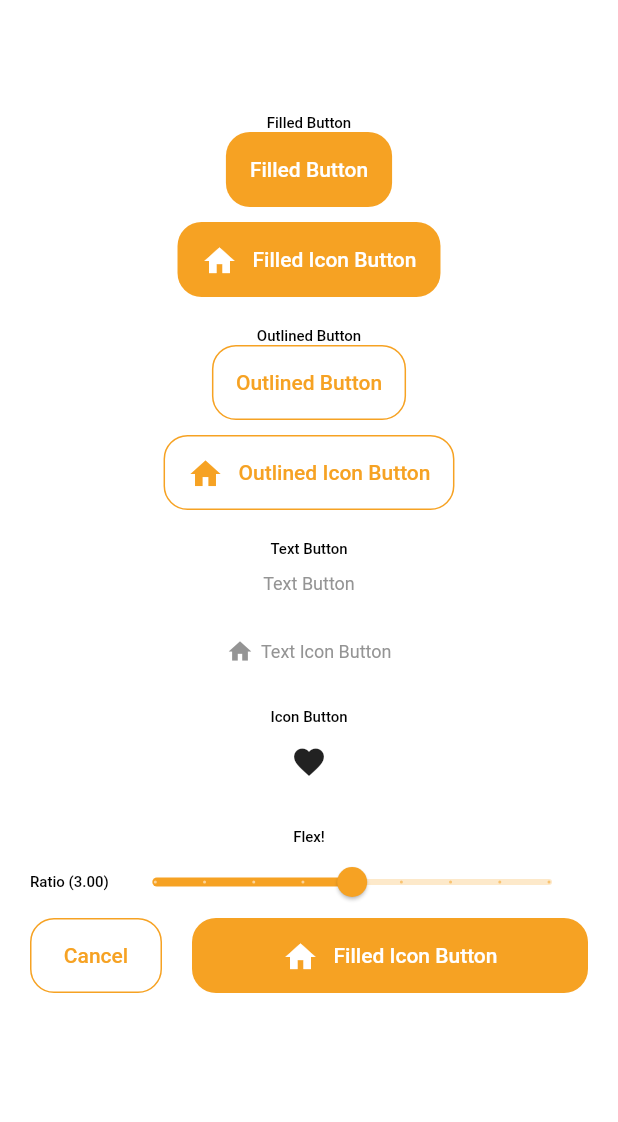
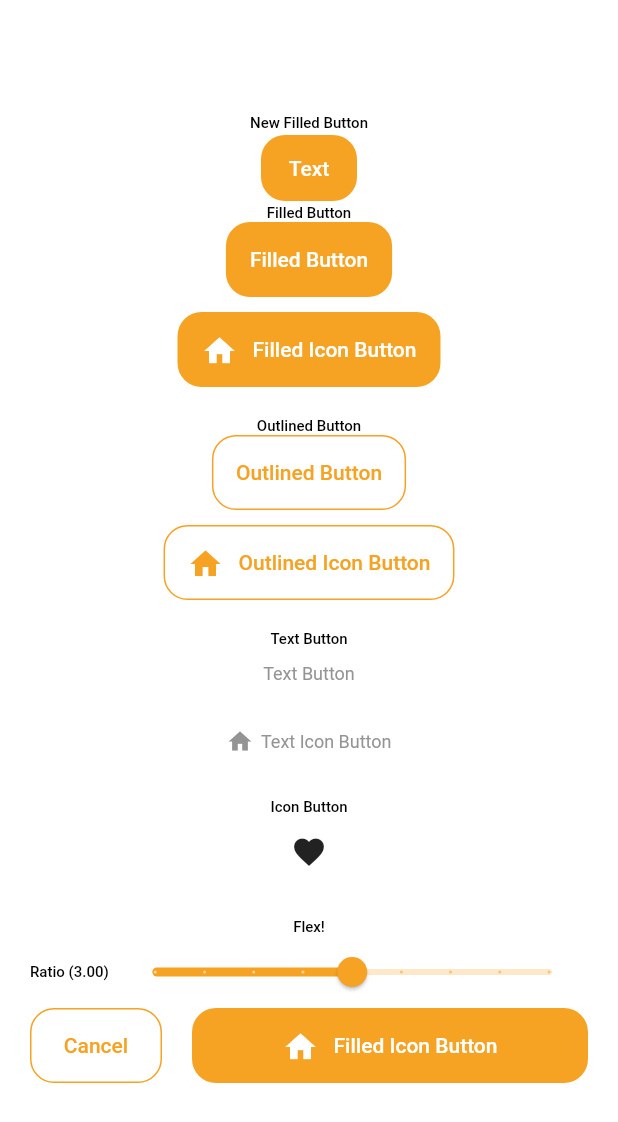
Before and after one commit to FydezCorp/fydez_elements, a Flutter app: the ButtonDemoPage screen opened by its route, on a phone screen of 412 x 824 dp. Shown: the top 1122 px of the screen. Run offline on Flutter 3.47's test engine with Material 2 defaults, Android fonts, the phone set to English and light mode, and no system bars; our stand-ins replace flutter_bloc, go_router, iconsax; Roboto replaces fonts that are missing (Poppins).

Commit message:
add structure

```diff
--- a/example/lib/button/buttons_demo_page.dart
+++ b/example/lib/button/buttons_demo_page.dart
@@ -1,4 +1,5 @@
 import 'package:flutter/material.dart';
+import 'package:fydez_elements/button/button_options.dart';
 import 'package:fydez_elements/fydez_elements.dart';
 
 import '../gap.dart';
@@ -23,6 +24,13 @@ class _ButtonDemoPageState extends State<ButtonDemoPage> {
             width: double.infinity,
             child: Column(
               children: [
+                const Text('New Filled Button'),
+                FyButtonFactory.fromStyle(
+                        DesignSystem.material, ButtonDesignStyle.filled)
+                    .createButton(
+                        () {},
+                        FilledButtonOptions(
+                            backgroundColor: Colors.red, text: 'Text')),
                 const Text('Filled Button'),
                 FyButton.filled(
                   context,
--- /dev/null
+++ b/lib/button/button_options.dart
@@ -0,0 +1,19 @@
+import 'dart:ui';
+
+class ButtonOptions {}
+
+class FilledButtonOptions extends ButtonOptions {
+  final Color backgroundColor;
+  final String text;
+  FilledButtonOptions({
+    required this.backgroundColor,
+    required this.text,
+  });
+}
+
+class OutLinedButtonOptions extends ButtonOptions {
+  final Color boarderColor;
+  OutLinedButtonOptions({
+    required this.boarderColor,
+  });
+}
--- a/lib/button/fy_button.dart
+++ b/lib/button/fy_button.dart
@@ -1,3 +1,4 @@
+
 import 'package:flutter/material.dart';
 
 import 'widgets/fy_elevated_button.dart';
--- /dev/null
+++ b/lib/button/fy_button_factory.dart
@@ -0,0 +1,29 @@
+import 'package:flutter/material.dart';
+import 'package:fydez_elements/button/button_options.dart';
+import 'package:fydez_elements/enum/button_design_style.dart';
+import 'package:fydez_elements/enum/design_system.dart';
+import 'material_filled_button.dart';
+
+abstract class FyButtonFactory {
+  static final Map<String, Map<String, FyButtonFactory>> _factories = {
+    'material': {
+      'filled': MaterialFilledButton(),
+      'outlined': MaterialFilledButton(),
+      'icon': MaterialFilledButton(),
+      'text': MaterialFilledButton(),
+    },
+    'airbnb': {
+      'filled': MaterialFilledButton(),
+      'outlined': MaterialFilledButton(),
+      'icon': MaterialFilledButton(),
+      'text': MaterialFilledButton(),
+    },
+  };
+  static FyButtonFactory fromStyle(
+      DesignSystem designSystem, ButtonDesignStyle style) {
+    FyButtonFactory factory = _factories[designSystem.value]![style.value]!;
+    return factory;
+  }
+
+  Widget createButton(VoidCallback onPressed, ButtonOptions options);
+}
--- /dev/null
+++ b/lib/button/material_filled_button.dart
@@ -0,0 +1,11 @@
+import 'package:flutter/material.dart';
+import 'package:fydez_elements/button/button_options.dart';
+import 'package:fydez_elements/button/fy_button_factory.dart';
+
+class MaterialFilledButton extends FyButtonFactory {
+  @override
+  Widget createButton(VoidCallback onPressed, ButtonOptions options) {
+    final option = options as FilledButtonOptions;
+    return ElevatedButton(onPressed: onPressed, child: Text(option.text));
+  }
+}
--- /dev/null
+++ b/lib/enum/button_design_style.dart
@@ -0,0 +1,9 @@
+enum ButtonDesignStyle {
+  filled('filled'),
+  outlined('outlined'),
+  text('text'),
+  icon('icon');
+
+  final String value;
+  const ButtonDesignStyle(this.value);
+}
--- /dev/null
+++ b/lib/enum/design_system.dart
@@ -0,0 +1,7 @@
+enum DesignSystem {
+  material('material'),
+  airbnb('airbnb');
+
+  final String value;
+  const DesignSystem(this.value);
+}
--- a/lib/fydez_elements.dart
+++ b/lib/fydez_elements.dart
@@ -1,9 +1,11 @@
 library fydez_elements;
 
 export 'package:iconsax/iconsax.dart';
-
 export 'bottom_nav_bar/fy_nav_bar.dart';
 export 'button/fy_button.dart';
+export 'enum/button_design_style.dart';
+export 'enum/design_system.dart';
+export 'button/fy_button_factory.dart';
 export 'dropdown/export.dart';
 export 'flex/fy_flex.dart';
 export 'icon_packs/export.dart';
--- a/pubspec.yaml
+++ b/pubspec.yaml
@@ -12,7 +12,6 @@ dependencies:
     sdk: flutter
   iconsax: ^0.0.8
 
-
 dev_dependencies:
   flutter_test:
     sdk: flutter
```
